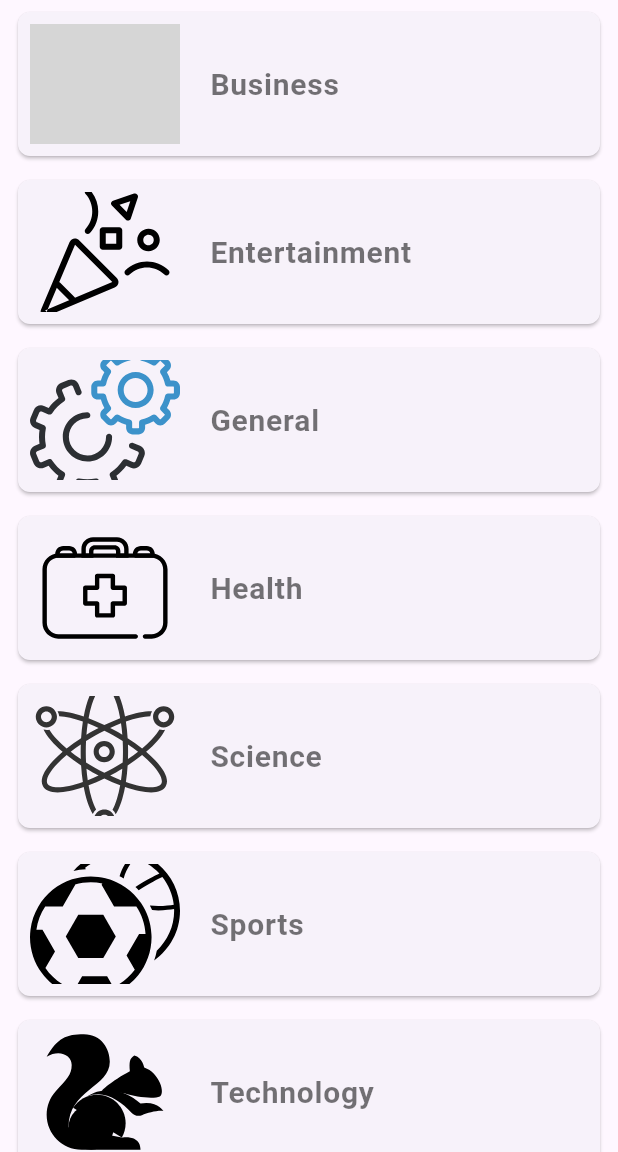
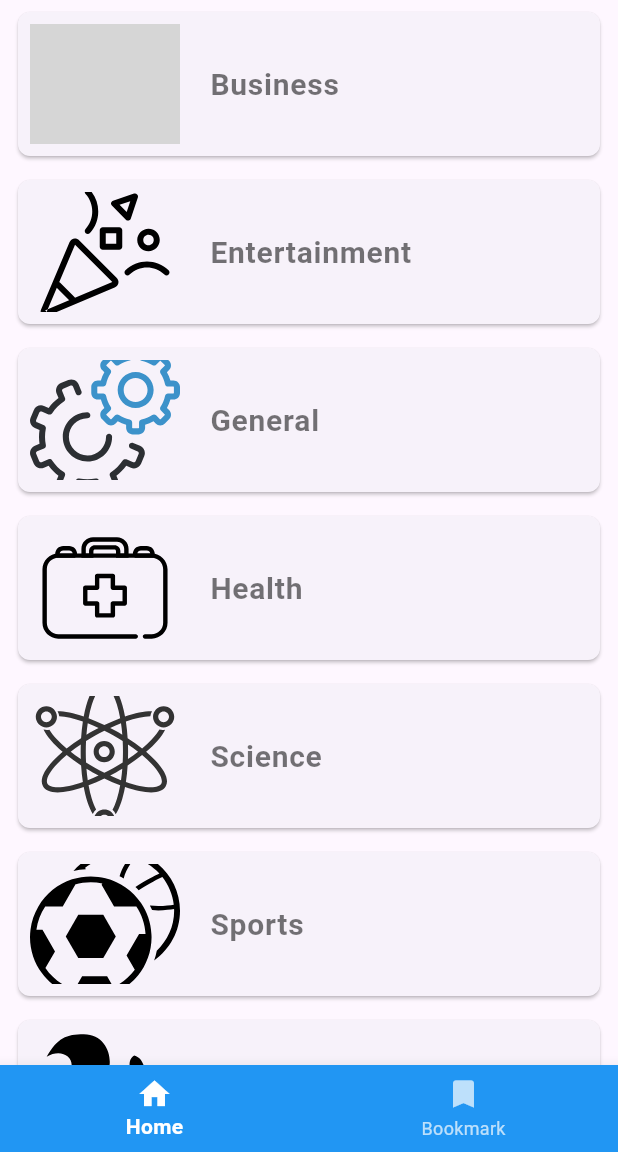
Before and after one commit to zalllrizalll/Beritaku, a Flutter app: the screen it shows after launch, on a phone screen of 412 x 824 dp, the part 84-1236 px from its top. Run offline on Flutter 3.47's test engine with Material 3 defaults, Android fonts, the light colour scheme and no system bars; our stand-ins replace dio, either_dart, equatable, flutter_bloc, flutter_svg, go_router; grey boxes are pictures that could not be loaded.

Commit message:
feat: add bottom navigation feature to switch pages

```diff
--- /dev/null
+++ b/lib/bloc/bloc/bottom_navigation_bloc.dart
@@ -0,0 +1,16 @@
+import 'package:beritaku/config/constant/bottom_navigation_item.dart';
+import 'package:flutter_bloc/flutter_bloc.dart';
+import 'package:equatable/equatable.dart';
+
+part 'bottom_navigation_event.dart';
+part 'bottom_navigation_state.dart';
+
+class BottomNavigationBloc
+    extends Bloc<BottomNavigationEvent, BottomNavigationState> {
+  BottomNavigationBloc()
+    : super(BottomNavigationState(BottomNavigationItem.home)) {
+    on<BottomNavigationEvent>((event, emit) {
+      emit(BottomNavigationState(event.selectedTab));
+    });
+  }
+}
--- /dev/null
+++ b/lib/bloc/bloc/bottom_navigation_event.dart
@@ -0,0 +1,10 @@
+part of 'bottom_navigation_bloc.dart';
+
+class BottomNavigationEvent extends Equatable {
+  const BottomNavigationEvent(this.selectedTab);
+
+  final BottomNavigationItem selectedTab;
+
+  @override
+  List<Object> get props => [selectedTab];
+}
--- /dev/null
+++ b/lib/bloc/bloc/bottom_navigation_state.dart
@@ -0,0 +1,9 @@
+part of 'bottom_navigation_bloc.dart';
+
+class BottomNavigationState extends Equatable {
+  final BottomNavigationItem tabItem;
+  const BottomNavigationState(this.tabItem);
+
+  @override
+  List<Object> get props => [tabItem];
+}
--- /dev/null
+++ b/lib/config/constant/bottom_navigation_item.dart
@@ -0,0 +1 @@
+enum BottomNavigationItem { home, bookmark }
--- a/lib/config/routes/navigation.dart
+++ b/lib/config/routes/navigation.dart
@@ -1,5 +1,7 @@
 import 'package:beritaku/data/models/article.dart';
 import 'package:beritaku/pages/article/article_page.dart';
+import 'package:beritaku/pages/bookmark/bookmark_page.dart';
+import 'package:beritaku/pages/bottom_navigation/bottom_navigation_page.dart';
 import 'package:beritaku/pages/detail/detail_page.dart';
 import 'package:beritaku/pages/home/home_page.dart';
 import 'package:beritaku/pages/news/news_page.dart';
@@ -7,11 +9,24 @@ import 'package:go_router/go_router.dart';
 
 class Navigation {
   final _router = GoRouter(
+    initialLocation: '/',
     routes: [
-      GoRoute(
-        name: 'home',
-        path: '/',
-        builder: (context, state) => const HomePage(),
+      ShellRoute(
+        builder: (context, state, child) => BottomNavigationPage(child: child),
+        routes: [
+          GoRoute(
+            name: 'home',
+            path: '/',
+            builder: (context, state) => const HomePage(),
+          ),
+          GoRoute(
+            name: 'bookmark',
+            path: '/bookmark',
+            builder: (context, state) {
+              return const BookmarkPage();
+            },
+          ),
+        ],
       ),
       GoRoute(
         name: 'article',
--- a/lib/pages/app.dart
+++ b/lib/pages/app.dart
@@ -1,3 +1,4 @@
+import 'package:beritaku/bloc/bloc/bottom_navigation_bloc.dart';
 import 'package:beritaku/bloc/news/news_bloc.dart';
 import 'package:beritaku/config/routes/navigation.dart';
 import 'package:beritaku/data/repository/news_repository.dart';
@@ -16,6 +17,7 @@ class App extends StatelessWidget {
               (context) =>
                   NewsBloc(RepositoryProvider.of<NewsRepository>(context)),
         ),
+        BlocProvider(create: (context) => BottomNavigationBloc()),
       ],
       child: const AppView(),
     );
--- /dev/null
+++ b/lib/pages/bottom_navigation/bottom_navigation_page.dart
@@ -0,0 +1,61 @@
+import 'package:beritaku/bloc/bloc/bottom_navigation_bloc.dart';
+import 'package:beritaku/config/constant/bottom_navigation_item.dart';
+import 'package:flutter/material.dart';
+import 'package:flutter_bloc/flutter_bloc.dart';
+import 'package:go_router/go_router.dart';
+
+class BottomNavigationPage extends StatelessWidget {
+  final Widget child;
+  const BottomNavigationPage({super.key, required this.child});
+
+  void _onTabSelected(BuildContext context, int index) {
+    final bloc = context.read<BottomNavigationBloc>();
+    final tab = BottomNavigationItem.values[index];
+
+    bloc.add(BottomNavigationEvent(tab));
+    switch (tab) {
+      case BottomNavigationItem.home:
+        context.pushNamed('home');
+        break;
+      case BottomNavigationItem.bookmark:
+        context.pushNamed('bookmark');
+        break;
+    }
+  }
+
+  @override
+  Widget build(BuildContext context) {
+    return BlocBuilder<BottomNavigationBloc, BottomNavigationState>(
+      builder: (context, state) {
+        return Scaffold(
+          body: child,
+          bottomNavigationBar: BottomNavigationBar(
+            currentIndex: state.tabItem.index,
+            onTap: (index) {
+              _onTabSelected(context, index);
+            },
+            backgroundColor: Colors.blue,
+            selectedItemColor: Colors.white,
+            unselectedItemColor: Colors.white70,
+            selectedLabelStyle: const TextStyle(fontWeight: FontWeight.bold),
+            unselectedLabelStyle: const TextStyle(fontWeight: FontWeight.w400),
+            showUnselectedLabels: true,
+            type: BottomNavigationBarType.fixed,
+            items: [
+              BottomNavigationBarItem(
+                icon: const Icon(Icons.home),
+                label: 'Home',
+                tooltip: 'Home',
+              ),
+              BottomNavigationBarItem(
+                icon: const Icon(Icons.bookmark),
+                label: 'Bookmark',
+                tooltip: 'Bookmark',
+              ),
+            ],
+          ),
+        );
+      },
+    );
+  }
+}
```
Also changed, not shown: lib/pages/bookmark/bookmark_page.dart (added, +25 -0 lines).
